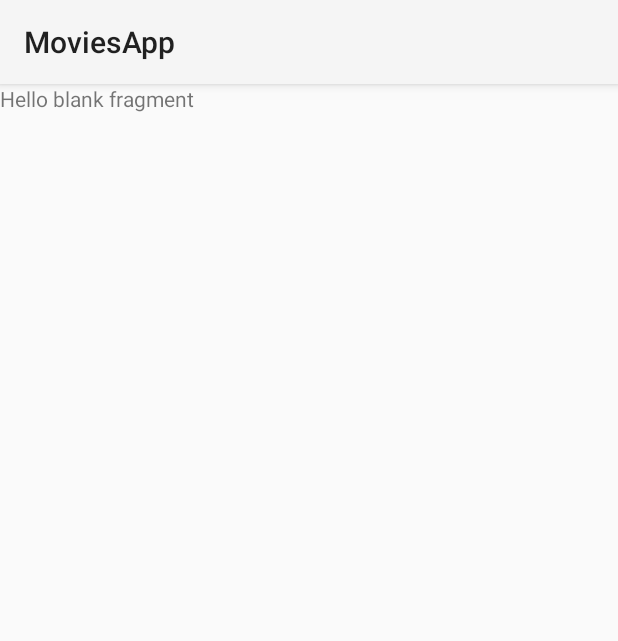
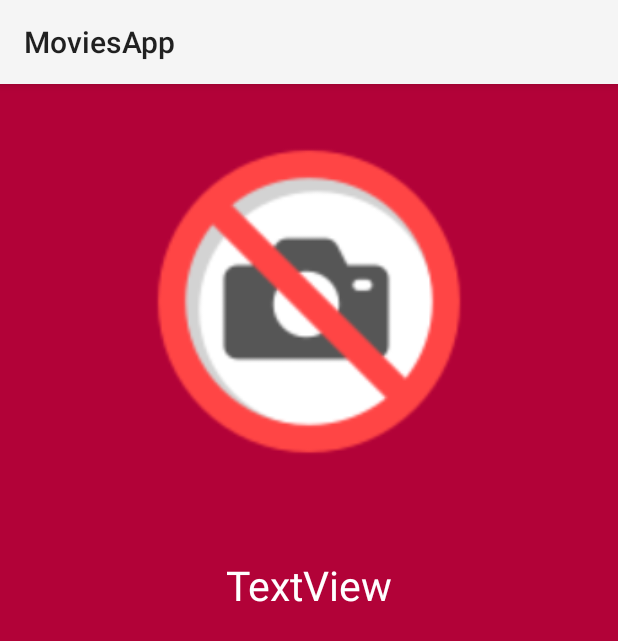
Before and after one commit to ozancanguz/MoviesApp, an Android app: the fragment PlotFragment shown on its own in the app's theme, on a phone screen of 412 x 824 dp. Shown: the top 641 px of the screen. Run offline under Robolectric (Android 15) with nearby library versions, the phone set to English and light mode, and no system bars; our stand-ins replace Dagger/Hilt's generated code; network calls fail; pictures from the network do not load; 4 statements that could not run were skipped.

Commit message:
-search by id plot implemented

```diff
--- a/app/src/main/java/com/ozancanguz/moviesapp/ui/searchbyid/PlotFragment.kt
+++ b/app/src/main/java/com/ozancanguz/moviesapp/ui/searchbyid/PlotFragment.kt
@@ -5,15 +5,20 @@ import androidx.fragment.app.Fragment
 import android.view.LayoutInflater
 import android.view.View
 import android.view.ViewGroup
+import androidx.navigation.fragment.navArgs
 import com.ozancanguz.moviesapp.R
 import com.ozancanguz.moviesapp.databinding.FragmentPlotBinding
+import com.ozancanguz.moviesapp.utils.Util.Companion.loadImage
+import dagger.hilt.android.AndroidEntryPoint
 
-
+@AndroidEntryPoint
 class PlotFragment : Fragment() {
 
      private var _binding: FragmentPlotBinding? = null
 
     private val binding get() = _binding!!
+
+    private val args:PlotFragmentArgs by navArgs()
 
 
     override fun onCreateView(
@@ -23,9 +28,17 @@ class PlotFragment : Fragment() {
           _binding = FragmentPlotBinding.inflate(inflater, container, false)
         val view = binding.root
 
+       updateUi()
 
         return view
     }
 
+    private fun updateUi() {
+        var currentPlot=args.currentPlot
+        binding.plotimage.loadImage(currentPlot.poster)
+        binding.plottv.text=currentPlot.plot
+
+    }
+
 
 }
--- a/app/src/main/java/com/ozancanguz/moviesapp/ui/searchbyid/SearchByIdDetailsFragment.kt
+++ b/app/src/main/java/com/ozancanguz/moviesapp/ui/searchbyid/SearchByIdDetailsFragment.kt
@@ -46,6 +46,9 @@ class SearchByIdDetailsFragment : Fragment() {
         binding.idimageview.loadImage(currentFilmId.poster)
         binding.plotbtn.setOnClickListener {
 
+            val action=SearchByIdDetailsFragmentDirections.actionSearchByIdDetailsFragmentToPlotFragment(currentFilmId)
+            findNavController().navigate(action)
+
         }
     }
 
--- a/app/src/main/res/layout/fragment_plot.xml
+++ b/app/src/main/res/layout/fragment_plot.xml
@@ -1,14 +1,32 @@
 <?xml version="1.0" encoding="utf-8"?>
-<FrameLayout xmlns:android="http://schemas.android.com/apk/res/android"
+<androidx.constraintlayout.widget.ConstraintLayout xmlns:android="http://schemas.android.com/apk/res/android"
+    xmlns:app="http://schemas.android.com/apk/res-auto"
     xmlns:tools="http://schemas.android.com/tools"
     android:layout_width="match_parent"
     android:layout_height="match_parent"
+    android:background="#b20238"
     tools:context=".ui.searchbyid.PlotFragment">
 
-    <!-- TODO: Update blank fragment layout -->
+
+    <ImageView
+        android:id="@+id/plotimage"
+        android:layout_width="match_parent"
+        android:layout_height="230dp"
+        android:layout_marginTop="30dp"
+        android:src="@drawable/noimage"
+        app:layout_constraintTop_toTopOf="parent"
+        tools:layout_editor_absoluteX="134dp" />
+
     <TextView
+        android:id="@+id/plottv"
         android:layout_width="match_parent"
-        android:layout_height="match_parent"
-        android:text="@string/hello_blank_fragment" />
-
-</FrameLayout>
+        android:layout_height="wrap_content"
+        android:gravity="center_horizontal"
+        android:text="TextView"
+        android:textSize="27sp"
+        android:textColor="@color/white"
+        app:layout_constraintBottom_toBottomOf="parent"
+        app:layout_constraintTop_toBottomOf="@+id/plotimage"
+        app:layout_constraintVertical_bias="0.118"
+        tools:layout_editor_absoluteX="16dp" />
+</androidx.constraintlayout.widget.ConstraintLayout>
```
Also changed, not shown: app/src/main/res/navigation/nav.xml (+15 -0 lines).
